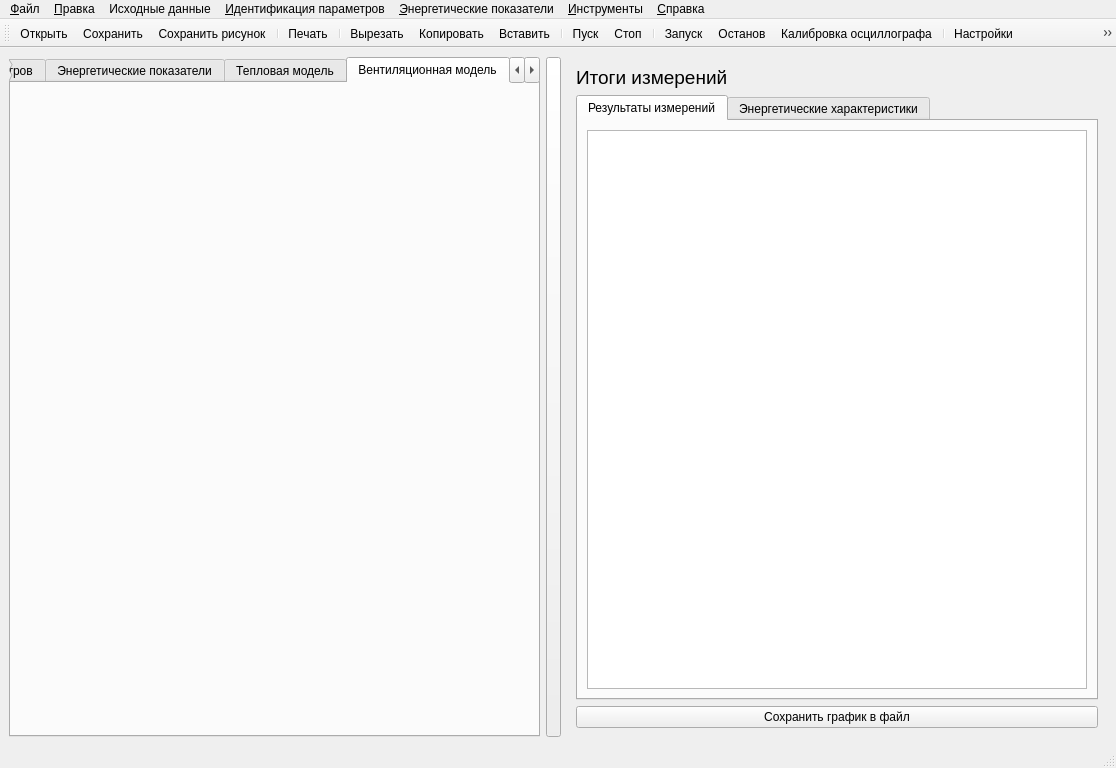
This is ImView/mainwindow.ui in Ivanos121/ImView as Qt 5 draws it before an edit. The edited form follows.
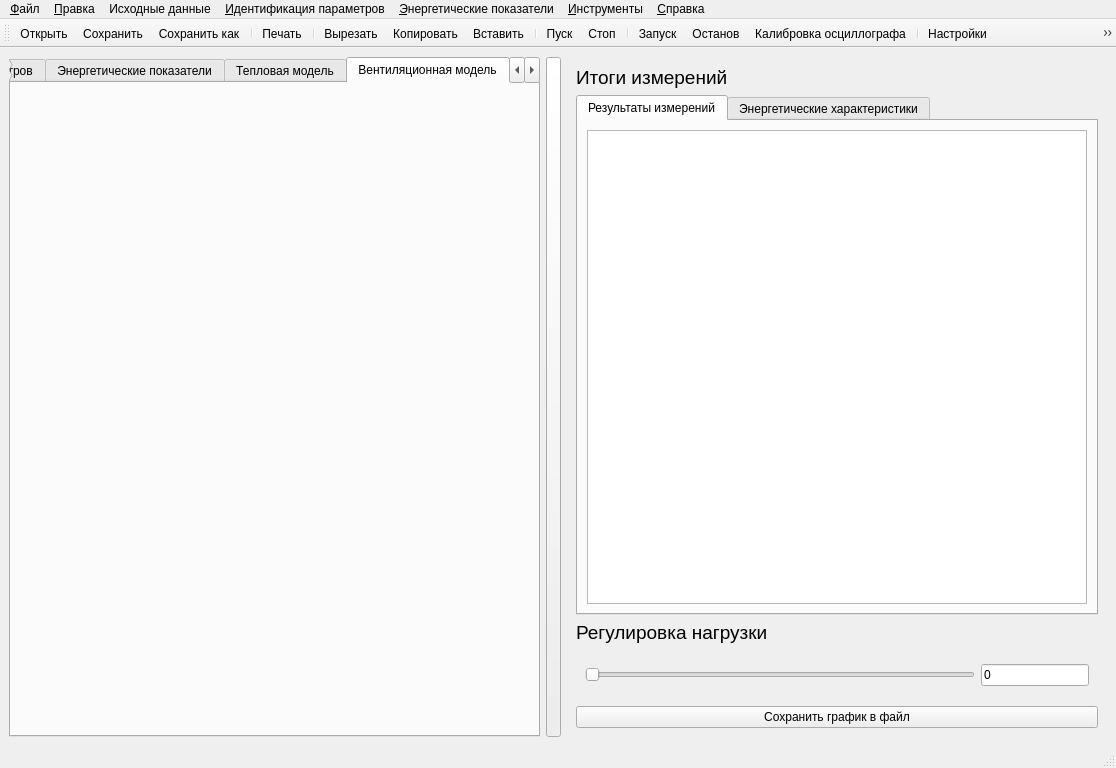
This is the edited form. The open tabs and pages were chosen to show the change. Icons and pictures are not drawn. Custom widgets are drawn as their Qt base class.

What changed in the file:
```diff
--- a/ImView/mainwindow.ui
+++ b/ImView/mainwindow.ui
@@ -839,6 +839,63 @@
           </widget>
          </widget>
         </item>
+        <item>
+         <widget class="QLabel" name="label_25">
+          <property name="sizePolicy">
+           <sizepolicy hsizetype="Preferred" vsizetype="Fixed">
+            <horstretch>0</horstretch>
+            <verstretch>0</verstretch>
+           </sizepolicy>
+          </property>
+          <property name="text">
+           <string>&lt;html&gt;&lt;head/&gt;&lt;body&gt;&lt;p&gt;&lt;span style=&quot; font-size:14pt;&quot;&gt;Регулировка нагрузки&lt;/span&gt;&lt;/p&gt;&lt;/body&gt;&lt;/html&gt;</string>
+          </property>
+         </widget>
+        </item>
+        <item>
+         <widget class="QWidget" name="widget_8" native="true">
+          <property name="sizePolicy">
+           <sizepolicy hsizetype="Preferred" vsizetype="Fixed">
+            <horstretch>0</horstretch>
+            <verstretch>0</verstretch>
+           </sizepolicy>
+          </property>
+          <property name="minimumSize">
+           <size>
+            <width>0</width>
+            <height>50</height>
+           </size>
+          </property>
+          <property name="maximumSize">
+           <size>
+            <width>16777215</width>
+            <height>50</height>
+           </size>
+          </property>
+          <layout class="QHBoxLayout" name="horizontalLayout_3">
+           <item>
+            <widget class="QSlider" name="horizontalSlider">
+             <property name="orientation">
+              <enum>Qt::Horizontal</enum>
+             </property>
+            </widget>
+           </item>
+           <item>
+            <widget class="QLineEdit" name="lineEdit">
+             <property name="sizePolicy">
+              <sizepolicy hsizetype="Fixed" vsizetype="Fixed">
+               <horstretch>0</horstretch>
+               <verstretch>0</verstretch>
+              </sizepolicy>
+             </property>
+             <property name="text">
+              <string>0</string>
+             </property>
+            </widget>
+           </item>
+          </layout>
+         </widget>
+        </item>
         <item>
          <widget class="QPushButton" name="save_electromagn2_file">
           <property name="text">
@@ -1433,7 +1490,7 @@
      <normaloff>:/system_icons/data/img/system_icons/document-save-as.svg</normaloff>:/system_icons/data/img/system_icons/document-save-as.svg</iconset>
    </property>
    <property name="text">
-    <string>Сохранить рисунок</string>
+    <string>Сохранить как</string>
    </property>
    <property name="shortcut">
     <string>Ctrl+Shift+S</string>
```
Left out of the diff: 8 changed lines with no effect on the pictures.
